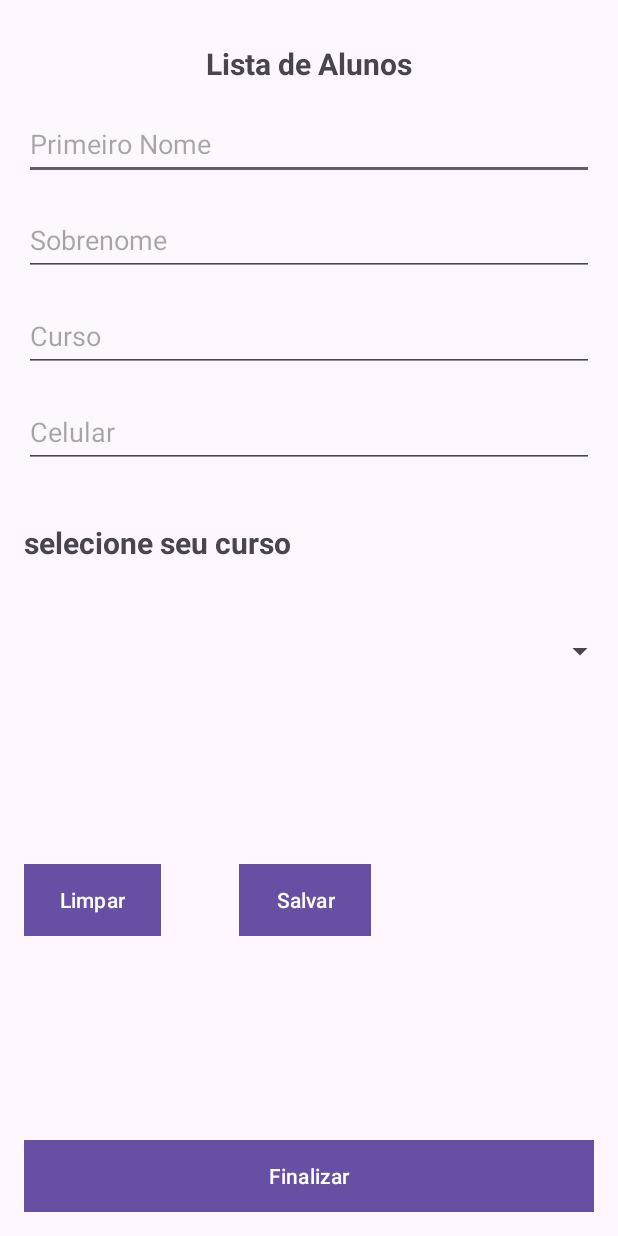
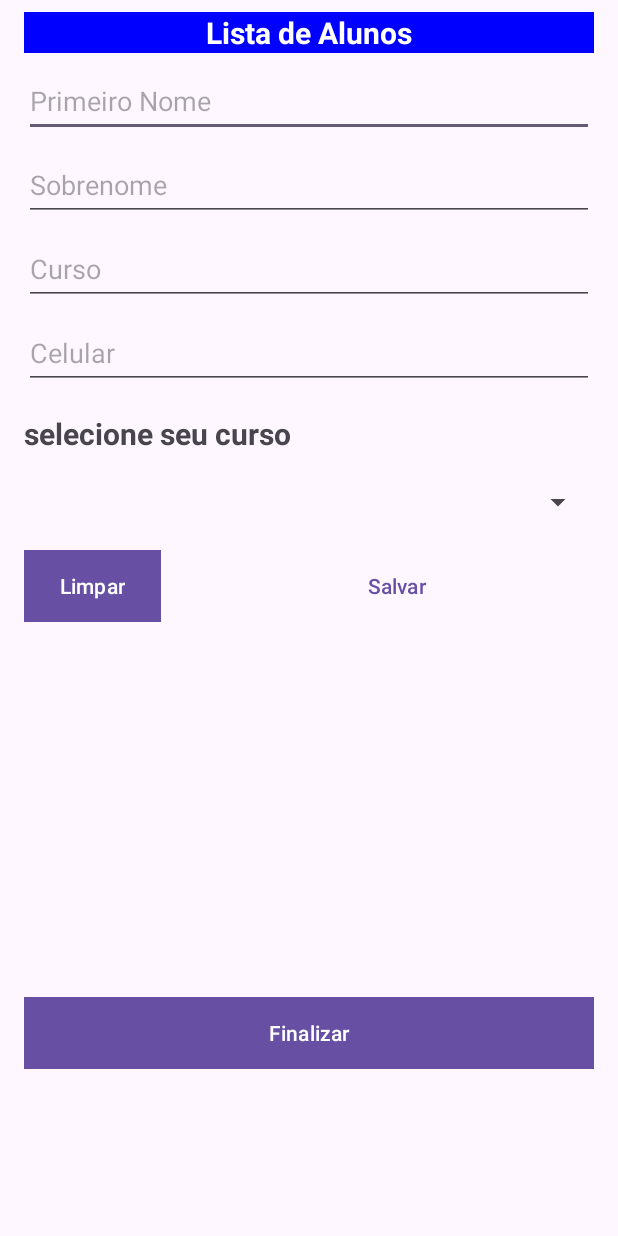
Before and after one commit to pedroalmeidaphp/Desenvolvimento-Android, an Android app: the layout activity_spinner.xml on its own in the app's theme, with its tools: preview values and no code run, on a phone screen of 412 x 824 dp. Run offline under Robolectric (Android 15) with nearby library versions, the phone set to English and light mode, and no system bars.

Commit message:
layout ajeitado

```diff
--- a/ListaVip/app/src/main/java/com/pedro/listavip/view/MainActivity.java
+++ b/ListaVip/app/src/main/java/com/pedro/listavip/view/MainActivity.java
@@ -41,7 +41,7 @@ public class MainActivity extends AppCompatActivity {
     @Override
     protected void onCreate(Bundle savedInstanceState) {
         super.onCreate(savedInstanceState);
-        setContentView(R.layout.activity_main);
+        setContentView(R.layout.activity_spinner);
         pessoa= new Pessoa();
 
         controller= new PessoaController(MainActivity.this);
--- a/ListaVip/app/src/main/res/layout/activity_spinner.xml
+++ b/ListaVip/app/src/main/res/layout/activity_spinner.xml
@@ -1,139 +1,137 @@
 <?xml version="1.0" encoding="utf-8"?>
-<androidx.constraintlayout.widget.ConstraintLayout xmlns:android="http://schemas.android.com/apk/res/android"
+<androidx.appcompat.widget.LinearLayoutCompat xmlns:android="http://schemas.android.com/apk/res/android"
     xmlns:app="http://schemas.android.com/apk/res-auto"
     xmlns:tools="http://schemas.android.com/tools"
     android:layout_width="match_parent"
     android:layout_height="match_parent"
+    android:orientation="vertical"
     tools:context=".view.MainActivity">
+
+    <ScrollView
+        android:layout_width="match_parent"
+        android:layout_height="match_parent">
+
+        <LinearLayout
+            android:layout_width="match_parent"
+            android:layout_height="wrap_content"
+            android:orientation="vertical">
 
             <TextView
                 android:id="@+id/txt_titulo"
-        android:layout_width="wrap_content"
+                android:layout_width="match_parent"
                 android:layout_height="wrap_content"
+                android:layout_marginStart="16dp"
+                android:layout_marginTop="8dp"
+                android:layout_marginEnd="16dp"
+                android:background="@color/Botoes"
+                android:gravity="center"
                 android:text="@string/txt_titulo"
+                android:textColor="@color/white"
                 android:textSize="20sp"
-        android:textStyle="bold"
-        app:layout_constraintBottom_toBottomOf="parent"
-        app:layout_constraintEnd_toEndOf="parent"
-        app:layout_constraintStart_toStartOf="parent"
-        app:layout_constraintTop_toTopOf="parent"
-        app:layout_constraintVertical_bias="0.036" />
+                android:textStyle="bold" />
 
             <EditText
                 android:id="@+id/edit_primeiro"
                 android:layout_width="match_parent"
                 android:layout_height="48dp"
-        android:layout_margin="16dp"
+                android:layout_marginStart="16dp"
+                android:layout_marginTop="8dp"
+                android:layout_marginEnd="16dp"
                 android:ems="10"
                 android:hint="@string/txt_hint_edit_primeiro_home"
                 android:importantForAutofill="no"
-        android:inputType="text"
-        app:layout_constraintEnd_toEndOf="parent"
-        app:layout_constraintStart_toStartOf="parent"
-        app:layout_constraintTop_toBottomOf="@+id/txt_titulo" />
+                android:inputType="text" />
 
             <EditText
                 android:id="@+id/edit_sobrenome"
                 android:layout_width="match_parent"
                 android:layout_height="48dp"
-        android:layout_margin="16dp"
+                android:layout_marginStart="16dp"
+                android:layout_marginTop="8dp"
+                android:layout_marginEnd="16dp"
                 android:ems="10"
                 android:hint="@string/txt_hint_edit_sobrenome"
-        android:inputType="text"
-        app:layout_constraintEnd_toEndOf="parent"
-        app:layout_constraintStart_toStartOf="parent"
-        app:layout_constraintTop_toBottomOf="@+id/edit_primeiro" />
+                android:inputType="text" />
 
             <EditText
                 android:id="@+id/edit_curso"
                 android:layout_width="match_parent"
                 android:layout_height="48dp"
-        android:layout_margin="16dp"
+                android:layout_marginStart="16dp"
+                android:layout_marginTop="8dp"
+                android:layout_marginEnd="16dp"
                 android:ems="10"
                 android:hint="@string/txt_hint_edit_curso"
-        android:inputType="text"
-        app:layout_constraintEnd_toEndOf="parent"
-        app:layout_constraintStart_toStartOf="parent"
-        app:layout_constraintTop_toBottomOf="@+id/edit_sobrenome" />
+                android:inputType="text" />
 
             <EditText
                 android:id="@+id/edit_celular"
                 android:layout_width="match_parent"
                 android:layout_height="48dp"
-        android:layout_margin="16dp"
+                android:layout_marginStart="16dp"
+                android:layout_marginTop="8dp"
+                android:layout_marginEnd="16dp"
                 android:ems="10"
                 android:hint="@string/txt_hint_edit_celular"
-        android:inputType="text"
-        app:layout_constraintEnd_toEndOf="parent"
-        app:layout_constraintStart_toStartOf="parent"
-        app:layout_constraintTop_toBottomOf="@+id/edit_curso" />
+                android:inputType="text" />
+
+            <TextView
+                android:id="@+id/txtListaSpinner"
+                android:layout_width="match_parent"
+                android:layout_height="wrap_content"
+                android:layout_marginStart="16dp"
+                android:layout_marginTop="16dp"
+                android:layout_marginEnd="16dp"
+                android:text="@string/text_selecione_seu_curso"
+                android:textSize="20sp"
+                android:textStyle="bold" />
+
+            <Spinner
+                android:id="@+id/spinner"
+                android:layout_width="380dp"
+                android:layout_height="48dp"
+                android:layout_marginStart="16dp"
+                android:layout_marginTop="8dp"
+                android:layout_marginEnd="16dp" />
+
+            <LinearLayout
+                android:layout_width="match_parent"
+                android:layout_height="wrap_content"
+                android:orientation="horizontal">
 
                 <Button
                     android:id="@+id/btn_limpar"
                     android:layout_width="wrap_content"
                     android:layout_height="wrap_content"
                     android:layout_marginStart="16dp"
-        android:layout_marginBottom="136dp"
-        android:background="@color/Botoes"
-        android:text="@string/txt_button_limpar"
-        app:layout_constraintBottom_toTopOf="@+id/btn_finalizar"
-        app:layout_constraintStart_toStartOf="parent"
-        app:layout_constraintTop_toBottomOf="@+id/edit_celular"
-        app:layout_constraintVertical_bias="1.0" />
+                    android:layout_marginTop="8dp"
+                    android:layout_marginEnd="16dp"
+                    android:background="@color/cinza"
+                    android:text="@string/txt_button_limpar" />
+
 
                 <Button
                     android:id="@+id/btn_salvar"
-        android:layout_width="wrap_content"
+                    style="?android:attr/buttonBarButtonStyle"
+                    android:layout_width="250dp"
                     android:layout_height="wrap_content"
-        android:layout_marginStart="52dp"
-        android:layout_marginBottom="136dp"
-        android:background="@color/Botoes"
-        android:text="@string/txt_button_salvar"
-        app:layout_constraintBottom_toTopOf="@+id/btn_finalizar"
-        app:layout_constraintDimensionRatio="4.50"
-        app:layout_constraintStart_toEndOf="@+id/btn_limpar"
-        app:layout_constraintTop_toBottomOf="@+id/edit_celular"
-        app:layout_constraintVertical_bias="1.0" />
+                    android:layout_marginStart="16dp"
+                    android:layout_marginTop="8dp"
+                    android:layout_marginEnd="16dp"
+                    android:background="@color/cinza"
+                    android:text="@string/txt_button_salvar" />
+            </LinearLayout>
 
             <Button
                 android:id="@+id/btn_finalizar"
                 android:layout_width="match_parent"
                 android:layout_height="wrap_content"
-        android:layout_margin="16dp"
-        android:layout_marginBottom="144dp"
-        android:background="@color/Botoes"
-        android:text="@string/txt_button_finalizar"
-        app:layout_constraintBottom_toBottomOf="parent"
-        app:layout_constraintDimensionRatio="4.50"
-        app:layout_constraintEnd_toEndOf="parent"
-        app:layout_constraintStart_toStartOf="parent"
-        app:layout_constraintTop_toBottomOf="@+id/edit_celular"
-        app:layout_constraintVertical_bias="1.0" />
+                android:layout_marginStart="16dp"
+                android:layout_marginTop="250dp"
+                android:layout_marginEnd="16dp"
+                android:background="@color/cinza"
+                android:text="@string/txt_button_finalizar" />
 
-    <Spinner
-        android:id="@+id/spinner"
-        android:layout_width="409dp"
-        android:layout_height="48dp"
-        android:layout_marginStart="16dp"
-        android:layout_marginEnd="16dp"
-        app:layout_constraintBottom_toTopOf="@+id/btn_salvar"
-        app:layout_constraintEnd_toEndOf="parent"
-        app:layout_constraintStart_toStartOf="parent"
-        app:layout_constraintTop_toBottomOf="@+id/edit_celular"
-        app:layout_constraintVertical_bias="0.453" />
-
-    <TextView
-        android:id="@+id/txtListaSpinner"
-        android:layout_width="wrap_content"
-        android:layout_height="wrap_content"
-        android:text="selecione seu curso"
-        android:textSize="20sp"
-        android:textStyle="bold"
-        app:layout_constraintBottom_toTopOf="@+id/spinner"
-        app:layout_constraintEnd_toEndOf="parent"
-        app:layout_constraintHorizontal_bias="0.069"
-        app:layout_constraintStart_toStartOf="parent"
-        app:layout_constraintTop_toBottomOf="@+id/edit_celular"
-        app:layout_constraintVertical_bias="0.512" />
-
-</androidx.constraintlayout.widget.ConstraintLayout>
+        </LinearLayout>
+    </ScrollView>
+</androidx.appcompat.widget.LinearLayoutCompat>
--- a/ListaVip/app/src/main/res/values/colors.xml
+++ b/ListaVip/app/src/main/res/values/colors.xml
@@ -3,4 +3,5 @@
     <color name="black">#FF000000</color>
     <color name="white">#FFFFFFFF</color>
     <color name="Botoes">#0000FF</color>
+    <color name="cinza">#31313C</color>
 </resources>
--- a/ListaVip/app/src/main/res/values/strings.xml
+++ b/ListaVip/app/src/main/res/values/strings.xml
@@ -8,5 +8,6 @@
     <string name="txt_button_limpar">Limpar</string>
     <string name="txt_button_salvar">Salvar</string>
     <string name="txt_button_finalizar">Finalizar</string>
+    <string name="text_selecione_seu_curso">selecione seu curso</string>
 
 </resources>
```
Lines whose indentation alone changed are shown as unchanged.
